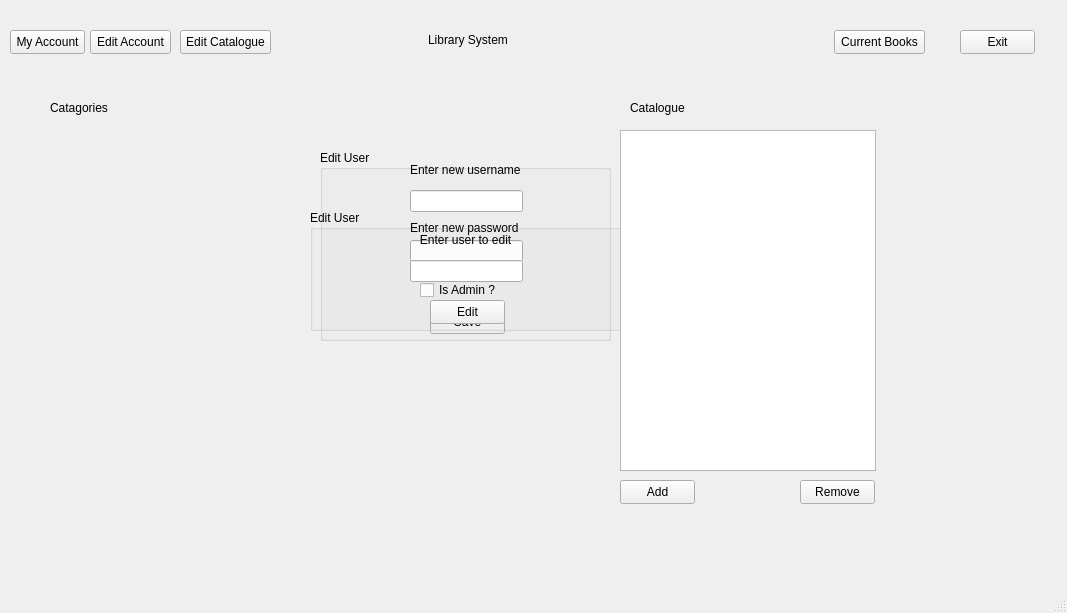
First picture: the form in LibraryInfoSystem/dashboardwindow.ui, repository Finnzag/Library-Info-System, before the edit.
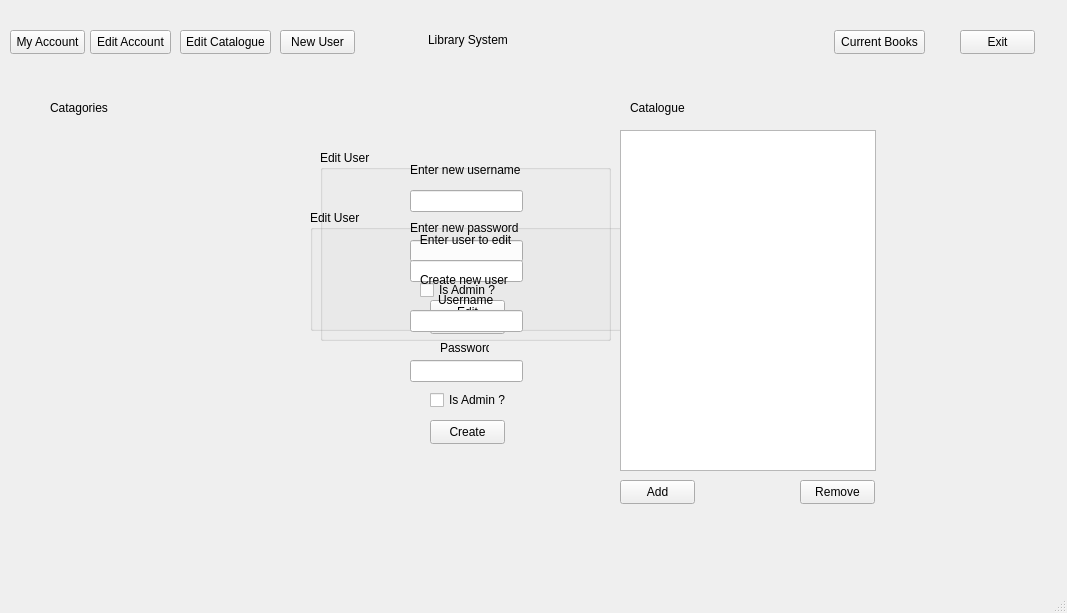
Second picture: the form after the edit.

Commit message: Completed creating new user functionality

```diff
--- a/LibraryInfoSystem/dashboardwindow.ui
+++ b/LibraryInfoSystem/dashboardwindow.ui
@@ -288,6 +288,114 @@
      <string>Current Books</string>
     </property>
    </widget>
+   <widget class="QWidget" name="newUserWidget" native="true">
+    <property name="geometry">
+     <rect>
+      <x>240</x>
+      <y>260</y>
+      <width>451</width>
+      <height>191</height>
+     </rect>
+    </property>
+    <widget class="QLabel" name="label_7">
+     <property name="geometry">
+      <rect>
+       <x>180</x>
+       <y>10</y>
+       <width>91</width>
+       <height>20</height>
+      </rect>
+     </property>
+     <property name="text">
+      <string>Create new user</string>
+     </property>
+    </widget>
+    <widget class="QLineEdit" name="usernameNew">
+     <property name="geometry">
+      <rect>
+       <x>170</x>
+       <y>50</y>
+       <width>113</width>
+       <height>22</height>
+      </rect>
+     </property>
+    </widget>
+    <widget class="QLineEdit" name="passwordNew">
+     <property name="geometry">
+      <rect>
+       <x>170</x>
+       <y>100</y>
+       <width>113</width>
+       <height>22</height>
+      </rect>
+     </property>
+    </widget>
+    <widget class="QCheckBox" name="adminCheckBoxNew">
+     <property name="geometry">
+      <rect>
+       <x>190</x>
+       <y>130</y>
+       <width>76</width>
+       <height>20</height>
+      </rect>
+     </property>
+     <property name="text">
+      <string>Is Admin ?</string>
+     </property>
+    </widget>
+    <widget class="QLabel" name="label_8">
+     <property name="geometry">
+      <rect>
+       <x>200</x>
+       <y>80</y>
+       <width>49</width>
+       <height>16</height>
+      </rect>
+     </property>
+     <property name="text">
+      <string>Password</string>
+     </property>
+    </widget>
+    <widget class="QLabel" name="label_9">
+     <property name="geometry">
+      <rect>
+       <x>198</x>
+       <y>30</y>
+       <width>61</width>
+       <height>20</height>
+      </rect>
+     </property>
+     <property name="text">
+      <string>Username</string>
+     </property>
+    </widget>
+    <widget class="QPushButton" name="createNewButton">
+     <property name="geometry">
+      <rect>
+       <x>190</x>
+       <y>160</y>
+       <width>75</width>
+       <height>24</height>
+      </rect>
+     </property>
+     <property name="text">
+      <string>Create</string>
+     </property>
+    </widget>
+   </widget>
+   <widget class="QPushButton" name="newUserMenuButton">
+    <property name="geometry">
+     <rect>
+      <x>280</x>
+      <y>30</y>
+      <width>75</width>
+      <height>24</height>
+     </rect>
+    </property>
+    <property name="text">
+     <string>New User</string>
+    </property>
+   </widget>
   </widget>
   <widget class="QMenuBar" name="menubar">
    <property name="geometry">
```
The commit also changes 2 other files.
